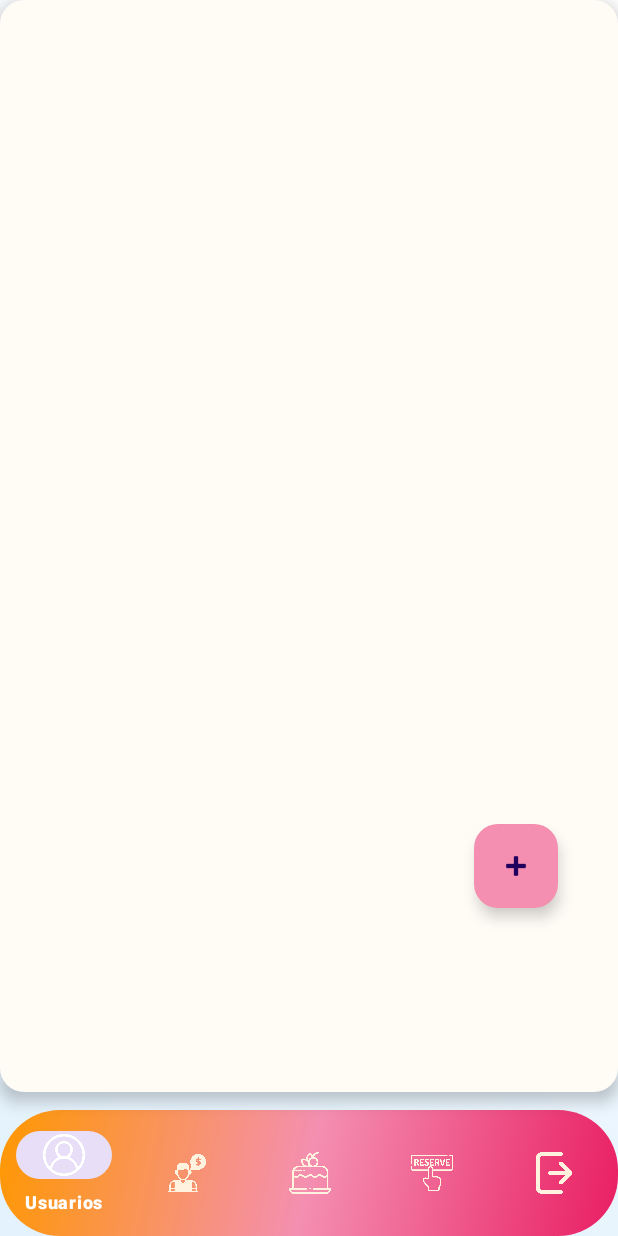
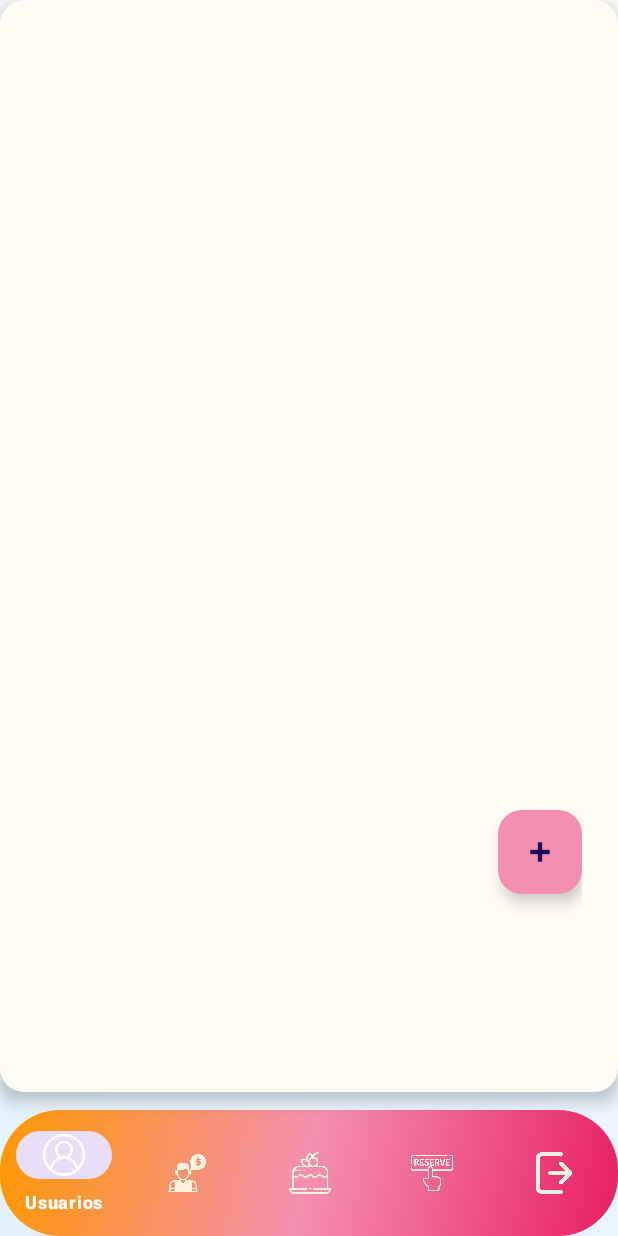
Before and after one commit to AntolinoRetana/CakeTrack, an Android app: the FragmentUsuario screen opened directly, with no data from a screen before it, on a phone screen of 412 x 824 dp. Run offline under Robolectric (Android 15) with nearby library versions, the phone set to English and light mode, and no system bars; our stand-ins replace Firebase (no records; nobody signed in at launch, a user with empty details on screens opened directly).

Commit message:
Lo ultimo

```diff
--- a/app/src/main/res/layout/fragment_usuario.xml
+++ b/app/src/main/res/layout/fragment_usuario.xml
@@ -10,8 +10,8 @@
 
     <androidx.recyclerview.widget.RecyclerView
         android:id="@+id/recyclerUsuarios"
-        android:layout_width="383dp"
-        android:layout_height="509dp"
+        android:layout_width="376dp"
+        android:layout_height="516dp"
         app:layout_constraintBottom_toBottomOf="parent"
         app:layout_constraintEnd_toEndOf="parent"
         app:layout_constraintHorizontal_bias="0.538"
@@ -23,11 +23,6 @@
         android:id="@+id/fabAgregarUsuario"
         android:layout_width="wrap_content"
         android:layout_height="wrap_content"
-        android:layout_alignParentEnd="true"
-        android:layout_alignParentBottom="true"
-        android:layout_margin="16dp"
-        android:layout_marginTop="16dp"
-        android:layout_marginEnd="70dp"
         android:contentDescription="Agregar reserva"
         android:src="@android:drawable/ic_input_add"
         app:backgroundTint="@color/rosaBotonesEncabezados"
```
Also changed, not shown: app/src/main/res/layout/dialog_agregar_pastel.xml (+0 -34 lines).
